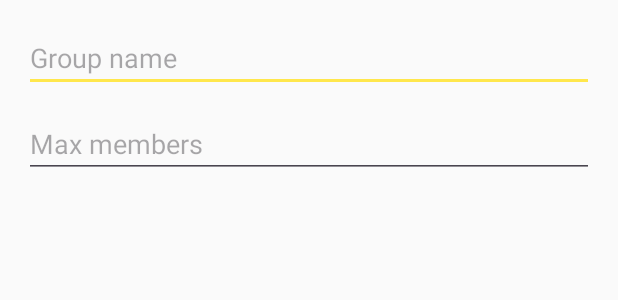
After one commit to duyhub103/chat-realtime-app, an Android app: the layout dialog_create_group.xml on its own in the app's theme, with its tools: preview values and no code run, on a phone screen of 412 x 824 dp. The commit adds this screen. Shown: the top 300 px of the screen. Run offline under Robolectric (Android 15) with nearby library versions, the phone set to English and light mode, and no system bars.

Commit message:
chore: create group model and add group collection

```diff
--- a/app/src/main/java/com/example/chat_realtime_app/MainActivity.java
+++ b/app/src/main/java/com/example/chat_realtime_app/MainActivity.java
@@ -32,6 +32,8 @@ public class MainActivity extends AppCompatActivity {
 
     ChatFragment chatFragment;
     ProfileFragment profileFragment;
+    GroupFragment groupFragment;
+
 
     @Override
     protected void onCreate(Bundle savedInstanceState) {
@@ -48,6 +50,7 @@ public class MainActivity extends AppCompatActivity {
 
         chatFragment = new ChatFragment();
         profileFragment = new ProfileFragment();
+        groupFragment = new GroupFragment();
 
         bottomNavigationView = findViewById(R.id.bottom_navigation);
         searchButton = findViewById(R.id.main_search_btn);
@@ -64,6 +67,9 @@ public class MainActivity extends AppCompatActivity {
                 }
                 if(item.getItemId()==R.id.menu_profile){
                     getSupportFragmentManager().beginTransaction().replace(R.id.main_frame_layout,profileFragment).commit();
+                }
+                if(item.getItemId()==R.id.menu_group){
+                    getSupportFragmentManager().beginTransaction().replace(R.id.main_frame_layout,groupFragment).commit();
                 }
                 return true;
             }
--- a/app/src/main/java/com/example/chat_realtime_app/ProfileFragment.java
+++ b/app/src/main/java/com/example/chat_realtime_app/ProfileFragment.java
@@ -24,6 +24,7 @@ import com.example.chat_realtime_app.utils.KeywordUtils;
 import com.github.dhaval2404.imagepicker.ImagePicker;
 import com.google.android.gms.tasks.OnCompleteListener;
 import com.google.firebase.firestore.DocumentSnapshot;
+import com.google.firebase.firestore.QuerySnapshot;
 import com.google.firebase.messaging.FirebaseMessaging;
 
 import java.util.List;
@@ -224,7 +225,7 @@ public class ProfileFragment extends Fragment {
                 });
     }
 
-    private boolean isEmailTakenByOtherUser(com.google.firebase.firestore.QuerySnapshot result) {
+    private boolean isEmailTakenByOtherUser(QuerySnapshot result) {
         for (DocumentSnapshot doc : result) {
             String uid = doc.getId();
             if (!uid.equals(FirebaseUtil.currentUserId())) {
--- a/app/src/main/java/com/example/chat_realtime_app/utils/FirebaseUtil.java
+++ b/app/src/main/java/com/example/chat_realtime_app/utils/FirebaseUtil.java
@@ -116,4 +116,9 @@ public class FirebaseUtil {
 //                .child(otherUserId);
 //    }
 
+    public static CollectionReference allGroupsCollectionReference() {
+        return FirebaseFirestore.getInstance().collection("groups");
+    }
+
+
 }
--- /dev/null
+++ b/app/src/main/res/drawable/ic_add.xml
@@ -0,0 +1,5 @@
+<vector xmlns:android="http://schemas.android.com/apk/res/android" android:height="24dp" android:tint="#000000" android:viewportHeight="960" android:viewportWidth="960" android:width="24dp">
+
+    <path android:fillColor="@android:color/white" android:pathData="M440,840L440,520L120,520L120,440L440,440L440,120L520,120L520,440L840,440L840,520L520,520L520,840L440,840Z"/>
+
+</vector>
--- /dev/null
+++ b/app/src/main/res/drawable/ic_group.xml
@@ -0,0 +1 @@
+<!-- drawable/account_group.xml --><vector xmlns:android="http://schemas.android.com/apk/res/android" android:height="24dp" android:width="24dp" android:viewportWidth="24" android:viewportHeight="24"><path android:fillColor="#000000" android:pathData="M12,5.5A3.5,3.5 0 0,1 15.5,9A3.5,3.5 0 0,1 12,12.5A3.5,3.5 0 0,1 8.5,9A3.5,3.5 0 0,1 12,5.5M5,8C5.56,8 6.08,8.15 6.53,8.42C6.38,9.85 6.8,11.27 7.66,12.38C7.16,13.34 6.16,14 5,14A3,3 0 0,1 2,11A3,3 0 0,1 5,8M19,8A3,3 0 0,1 22,11A3,3 0 0,1 19,14C17.84,14 16.84,13.34 16.34,12.38C17.2,11.27 17.62,9.85 17.47,8.42C17.92,8.15 18.44,8 19,8M5.5,18.25C5.5,16.18 8.41,14.5 12,14.5C15.59,14.5 18.5,16.18 18.5,18.25V20H5.5V18.25M0,20V18.5C0,17.11 1.89,15.94 4.45,15.6C3.86,16.28 3.5,17.22 3.5,18.25V20H0M24,20H20.5V18.25C20.5,17.22 20.14,16.28 19.55,15.6C22.11,15.94 24,17.11 24,18.5V20Z" /></vector>
--- /dev/null
+++ b/app/src/main/res/layout/dialog_create_group.xml
@@ -0,0 +1,30 @@
+<?xml version="1.0" encoding="utf-8"?>
+<LinearLayout xmlns:android="http://schemas.android.com/apk/res/android"
+    android:layout_width="match_parent"
+    android:layout_height="wrap_content"
+    android:orientation="vertical"
+    android:padding="16dp">
+
+    <EditText
+        android:id="@+id/et_group_name"
+        android:layout_width="match_parent"
+        android:layout_height="wrap_content"
+        android:hint="Group name"
+        android:inputType="textPersonName"
+        android:layout_marginBottom="12dp" />
+
+    <EditText
+        android:id="@+id/et_max_members"
+        android:layout_width="match_parent"
+        android:layout_height="wrap_content"
+        android:hint="Max members"
+        android:inputType="number"
+        android:layout_marginBottom="12dp" />
+
+    <ProgressBar
+        android:id="@+id/progress_create_group"
+        android:layout_width="24dp"
+        android:layout_height="24dp"
+        android:layout_gravity="center_horizontal"
+        android:visibility="gone" />
+</LinearLayout>
--- a/app/src/main/res/menu/bottom_navigation_menu.xml
+++ b/app/src/main/res/menu/bottom_navigation_menu.xml
@@ -9,4 +9,9 @@
         android:icon="@drawable/person_icon"
         android:id="@+id/menu_profile"
         />
+    <item
+        android:id="@+id/menu_group"
+        android:icon="@drawable/ic_group"
+        android:title="Groups" />
+
 </menu>
```
Also changed, not shown: app/src/main/java/com/example/chat_realtime_app/GroupFragment.java (added, +154 -0 lines), app/src/main/java/com/example/chat_realtime_app/model/GroupModel.java (added, +56 -0 lines), app/src/main/res/layout/fragment_group.xml (added, +27 -0 lines).
